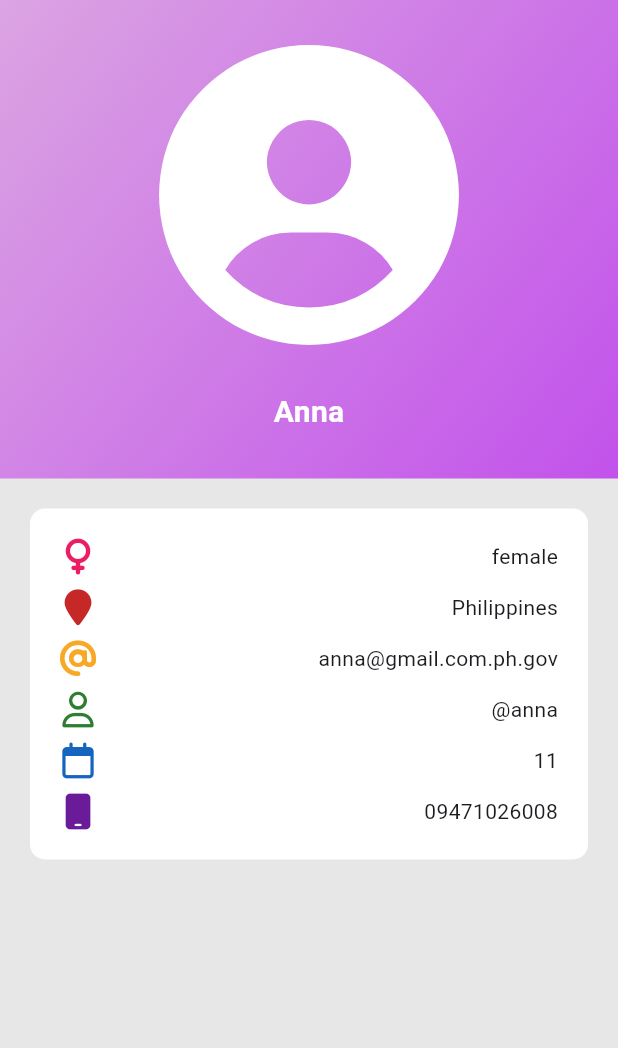
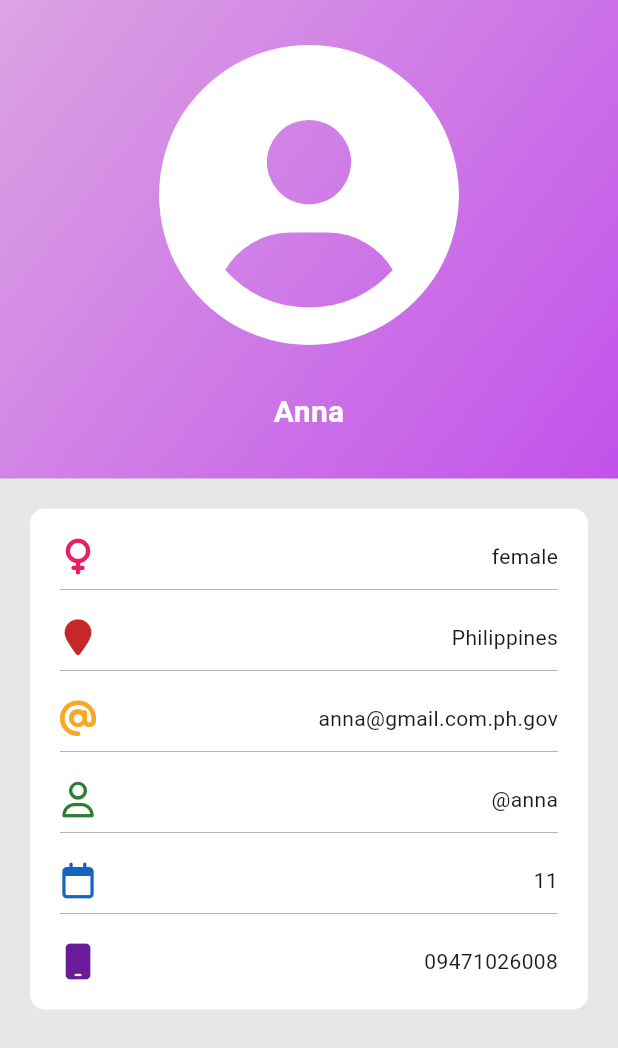
Before and after one commit to ar4ssii/ProjectRandomUser, a Flutter app: the screen it shows after launch, on a phone screen of 412 x 824 dp. Shown: the top 1048 px of the screen. Run offline on Flutter 3.47's test engine with Material 3 defaults, Android fonts, the light colour scheme and no system bars; our stand-ins replace font_awesome_flutter; network calls fail.

Commit message:
Trese Mallari added divider homepage.dart

```diff
--- a/lib/homepage.dart
+++ b/lib/homepage.dart
@@ -60,6 +60,11 @@ class _HomepageState extends State<Homepage> {
                               Text('female'),
                             ],
                           ),
+                          Divider(
+                            height: 20,
+                            thickness: 0.5,
+                            color: Colors.grey,
+                          ),
                           SizedBox(height: 10,),
                           Row(
                             mainAxisAlignment: MainAxisAlignment.spaceBetween,
@@ -67,6 +72,11 @@ class _HomepageState extends State<Homepage> {
                               Icon(FontAwesomeIcons.locationPin, color: Colors.red[800],),
                               Text('Philippines'),
                             ],
+                          ),
+                          Divider(
+                            height: 20,
+                            thickness: 0.5,
+                            color: Colors.grey,
                           ),
                           SizedBox(height: 10,),
                           Row(
@@ -76,6 +86,11 @@ class _HomepageState extends State<Homepage> {
                               Text('anna@gmail.com.ph.gov'),
                             ],
                           ),
+                          Divider(
+                            height: 20,
+                            thickness: 0.5,
+                            color: Colors.grey,
+                          ),
                           SizedBox(height: 10,),
                           Row(
                             mainAxisAlignment: MainAxisAlignment.spaceBetween,
@@ -84,6 +99,11 @@ class _HomepageState extends State<Homepage> {
                               Text('@anna'),
                             ],
                           ),
+                          Divider(
+                            height: 20,
+                            thickness: 0.5,
+                            color: Colors.grey,
+                          ),
                           SizedBox(height: 10,),
                           Row(
                             mainAxisAlignment: MainAxisAlignment.spaceBetween,
@@ -91,6 +111,11 @@ class _HomepageState extends State<Homepage> {
                               Icon(FontAwesomeIcons.calendar, color: Colors.blue[800],),
                               Text('11'),
                             ],
+                          ),
+                          Divider(
+                            height: 20,
+                            thickness: 0.5,
+                            color: Colors.grey,
                           ),
                           SizedBox(height: 10,),
                           Row(
```
